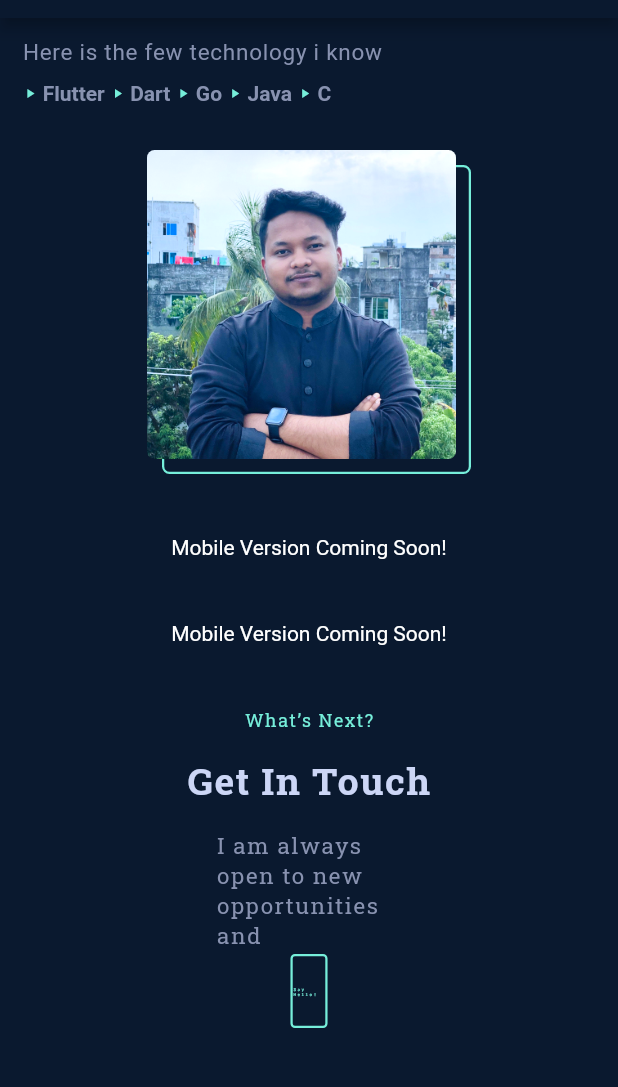
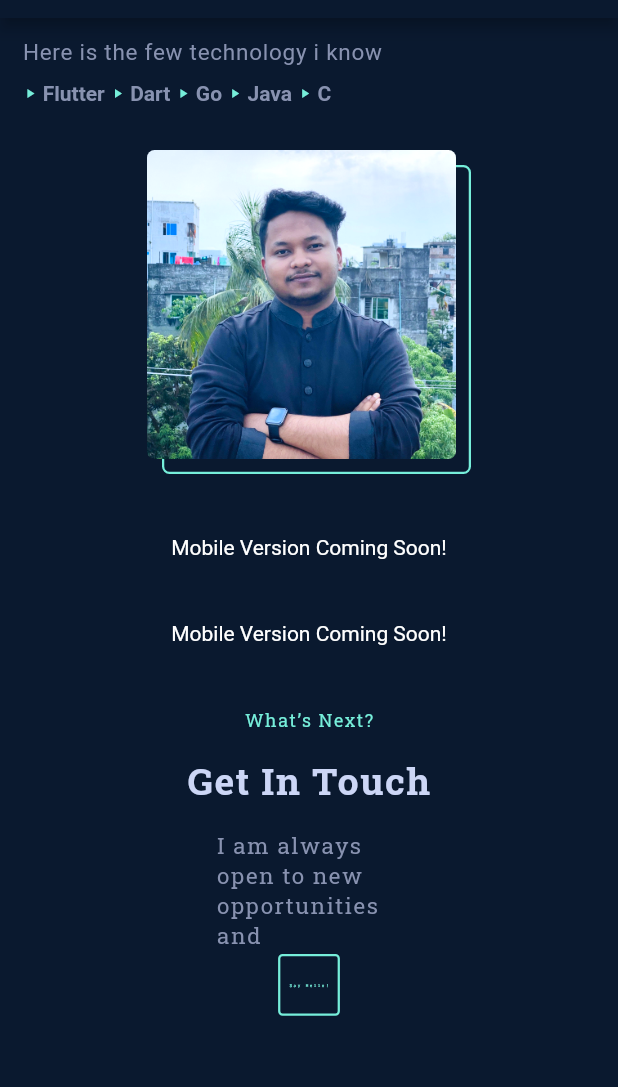
Before and after one commit to nobaab/flutter_personal_portfolio, a Flutter app: the screen it shows after launch, scrolled down 576 dp, on a phone screen of 412 x 824 dp, the part 66-1153 px from its top. Run offline on Flutter 3.47's test engine with Material 2 defaults, Android fonts, the phone set to English and light mode, and no system bars; our stand-ins replace bloc, equatable, flutter_bloc, flutter_svg, google_fonts, lottie and 1 more.

Commit message:
Updating UI

```diff
--- a/lib/screens/contact/contract_web.dart
+++ b/lib/screens/contact/contract_web.dart
@@ -39,8 +39,8 @@ class ContractWeb extends StatelessWidget {
             }
           },
           child: Container(
-            height: 6.h,
-            width: 6.w,
+            height: MediaQuery.sizeOf(context).height * 0.05,
+            width: MediaQuery.sizeOf(context).width * 0.1,
             decoration: BoxDecoration(
                 color: Colors.transparent,
                 borderRadius: const BorderRadius.all(Radius.circular(3.0)),
--- a/lib/screens/work/work_desktop.dart
+++ b/lib/screens/work/work_desktop.dart
@@ -14,8 +14,6 @@ class WorkDesktop extends StatelessWidget {
 
   @override
   Widget build(BuildContext context) {
-    var maxlength = 6;
-
     return BlocProvider(
       create: (context) => HoverBloc()..add(WorkDataLoadEvent(workData: WorkResponseModel(techInfo: []))),
       child: Padding(
```
